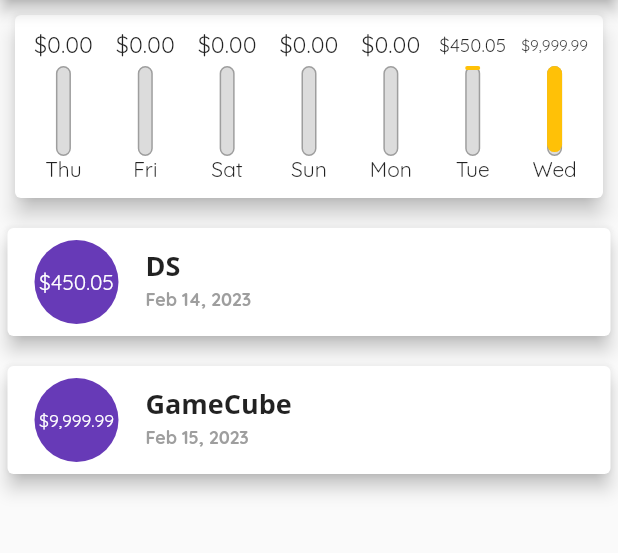
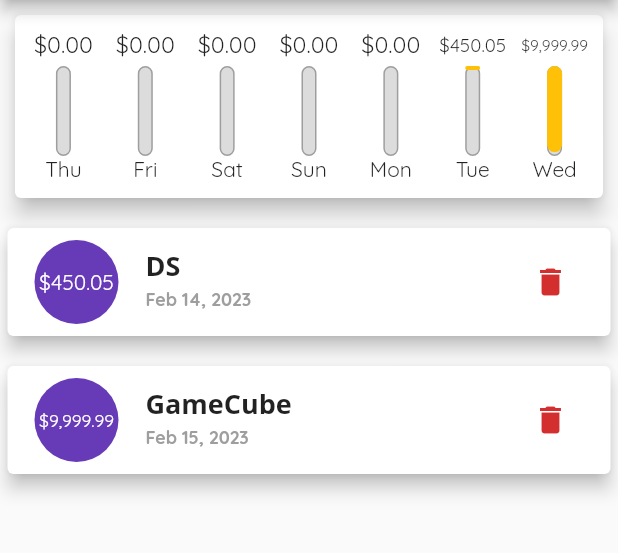
Before and after one commit to Slackoth/flutter-complete-guide, a Flutter app: the screen it shows after launch, on a phone screen of 412 x 824 dp, the part 84-637 px from its top. Run offline on Flutter 3.47's test engine with Material 2 defaults, Android fonts, the phone set to English and light mode, and no system bars; our stand-ins replace logger.

Commit message:
[ADDED] Delete transaction

```diff
--- a/projects/expenses_app/lib/main.dart
+++ b/projects/expenses_app/lib/main.dart
@@ -80,6 +80,12 @@ class _HomePageState extends State<HomePage> {
     setState(() { _transactions.add(newTransaction); });
   }
 
+  void _deleteTransaction(String id) {
+    setState(() {
+      _transactions.removeWhere((transaction) { return transaction.id == id; });
+    });
+  }
+
   void _startAddNewTransaction(BuildContext context) {
     showModalBottomSheet(context: context, builder: (builder) {
       return TransactionForm(addNewTransaction: _addNewTransaction);
@@ -99,7 +105,7 @@ class _HomePageState extends State<HomePage> {
         child: Column(
           children: <Widget>[
             TransactionChart(recentTransactions: _recentTransactions),
-            TransactionList(transactions: _transactions)
+            TransactionList(transactions: _transactions, deleteTransaction: _deleteTransaction)
           ]
         ),
       ),
--- a/projects/expenses_app/lib/widgets/transaction_list.dart
+++ b/projects/expenses_app/lib/widgets/transaction_list.dart
@@ -6,7 +6,8 @@ import '../utils/utils.dart';
 
 class TransactionList extends StatelessWidget {
   final List<Transaction> transactions;
-  const TransactionList({super.key, required this.transactions});
+  final Function deleteTransaction;
+  const TransactionList({super.key, required this.transactions, required this.deleteTransaction});
 
   @override
   Widget build(BuildContext context) {
@@ -47,7 +48,12 @@ class TransactionList extends StatelessWidget {
                     fontWeight: FontWeight.bold,
                     color: Colors.grey
                   )
-                )
+                ),
+                trailing: IconButton(
+                  icon: const Icon(Icons.delete),
+                  color: Theme.of(context).colorScheme.error,
+                  onPressed: () { deleteTransaction(transactions[index].id); },
+                ),
               ),
             );
             // return Card(
```
